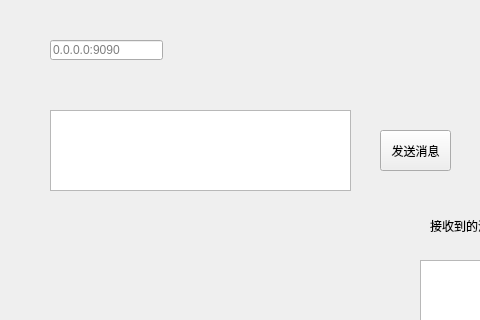
nianhao/UVAClient, file send.ui: the form before one commit; both pictures show x 0 to 480 and y 0 to 320 of the 780 by 542 pixel window.
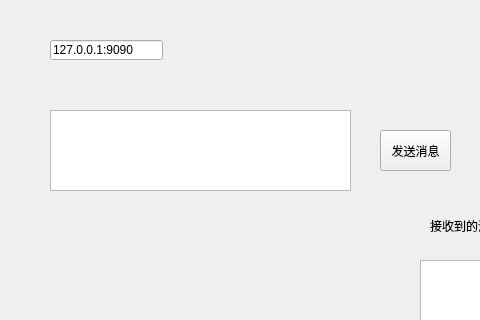
The form after the commit.

Commit message: 实现UDP信息的发送

What changed in the file:
```diff
--- a/send.ui
+++ b/send.ui
@@ -22,6 +22,9 @@
      <height>20</height>
     </rect>
    </property>
+   <property name="text">
+    <string>127.0.0.1:9090</string>
+   </property>
    <property name="placeholderText">
     <string>0.0.0.0:9090</string>
    </property>
```
The commit also changes 1 other file.
